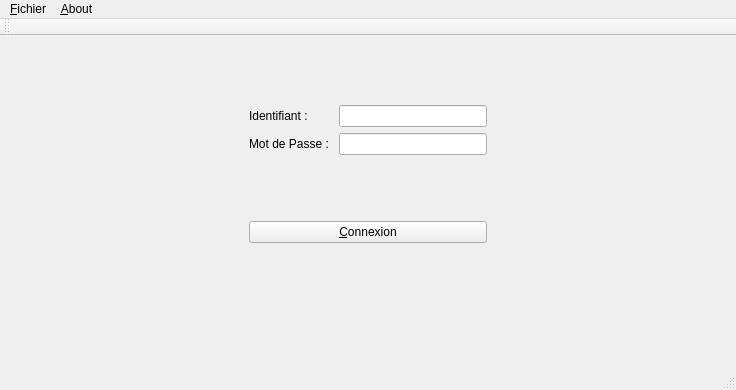
The window that CODE/mainwindow.ui (dervieuxC/gestionDemenagementCorrige) describes before a commit, drawn with Qt 5.
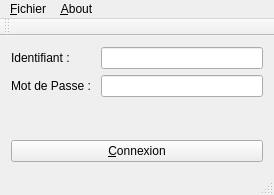
The same window after the commit.

Commit message: enlevage (mot innexistant) de spacers inutiles

What changed in the file:
```diff
--- a/CODE/mainwindow.ui
+++ b/CODE/mainwindow.ui
@@ -6,8 +6,8 @@
    <rect>
     <x>0</x>
     <y>0</y>
-    <width>736</width>
-    <height>390</height>
+    <width>274</width>
+    <height>195</height>
    </rect>
   </property>
   <property name="windowTitle">
@@ -17,38 +17,6 @@
    <bool>true</bool>
   </property>
   <widget class="QWidget" name="centralWidget">
-   <layout class="QVBoxLayout" name="verticalLayout_3">
-    <item>
-     <layout class="QVBoxLayout" name="verticalLayout_2">
-      <item>
-       <spacer name="horizontalSpacer">
-        <property name="orientation">
-         <enum>Qt::Horizontal</enum>
-        </property>
-        <property name="sizeHint" stdset="0">
-         <size>
-          <width>588</width>
-          <height>58</height>
-         </size>
-        </property>
-       </spacer>
-      </item>
-      <item>
-       <layout class="QHBoxLayout" name="horizontalLayout">
-        <item>
-         <spacer name="horizontalSpacer_4">
-          <property name="orientation">
-           <enum>Qt::Horizontal</enum>
-          </property>
-          <property name="sizeHint" stdset="0">
-           <size>
-            <width>218</width>
-            <height>118</height>
-           </size>
-          </property>
-         </spacer>
-        </item>
-        <item>
          <layout class="QVBoxLayout" name="verticalLayout">
           <item>
            <layout class="QFormLayout" name="formLayout">
@@ -82,45 +50,13 @@
            </widget>
           </item>
          </layout>
-        </item>
-        <item>
-         <spacer name="horizontalSpacer_3">
-          <property name="orientation">
-           <enum>Qt::Horizontal</enum>
-          </property>
-          <property name="sizeHint" stdset="0">
-           <size>
-            <width>218</width>
-            <height>118</height>
-           </size>
-          </property>
-         </spacer>
-        </item>
-       </layout>
-      </item>
-      <item>
-       <spacer name="horizontalSpacer_2">
-        <property name="orientation">
-         <enum>Qt::Horizontal</enum>
-        </property>
-        <property name="sizeHint" stdset="0">
-         <size>
-          <width>600</width>
-          <height>114</height>
-         </size>
-        </property>
-       </spacer>
-      </item>
-     </layout>
-    </item>
-   </layout>
   </widget>
   <widget class="QMenuBar" name="menuBar">
    <property name="geometry">
     <rect>
      <x>0</x>
      <y>0</y>
-     <width>736</width>
+     <width>274</width>
      <height>27</height>
     </rect>
    </property>
```
Lines whose indentation alone changed are shown as unchanged. The commit also changes 2 other files.
